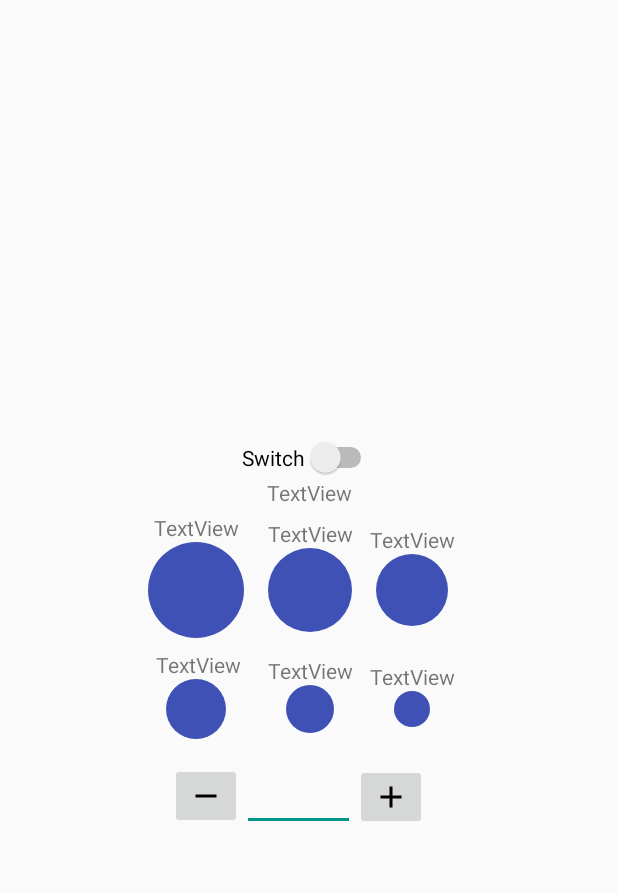
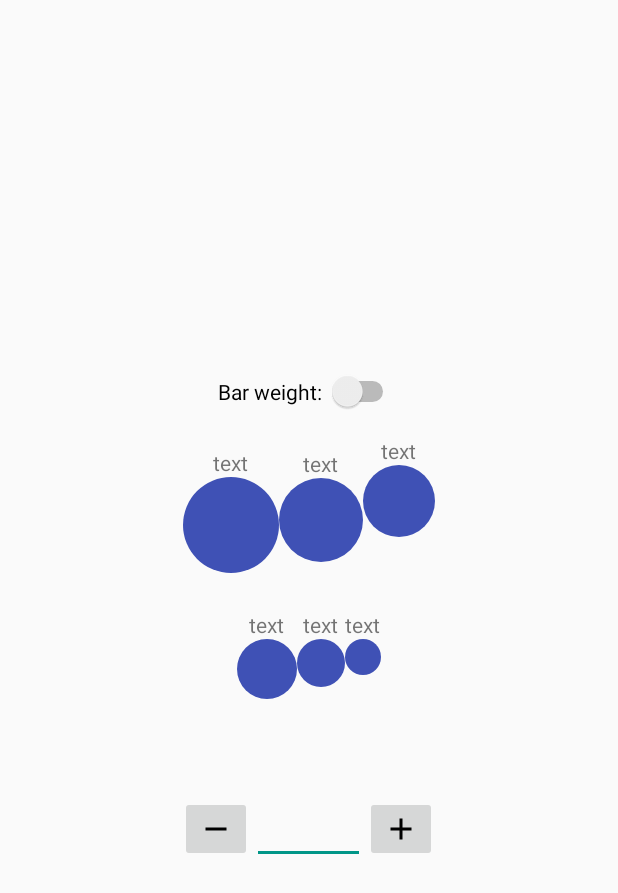
Before and after one commit to jasonctoms/GymStat, an Android app: the layout plate_calc_dialog.xml on its own in the app's theme, with its tools: preview values and no code run, on a phone screen of 412 x 824 dp. Shown: the top 893 px of the screen. Run offline under Robolectric (Android 15) with nearby library versions, the phone set to English and light mode, and no system bars.

Commit message:
Added onTextListener so the plate calc dialog actually works.  I also made it even uglier.

```diff
--- a/app/src/main/java/com/apps/straightface/gymstat/Views/PlateCalcDialog.java
+++ b/app/src/main/java/com/apps/straightface/gymstat/Views/PlateCalcDialog.java
@@ -2,8 +2,9 @@ package com.apps.straightface.gymstat.Views;
 
 import android.app.Dialog;
 import android.content.Context;
+import android.content.SharedPreferences;
 import android.os.Bundle;
-import android.view.View;
+import android.preference.PreferenceManager;
 import android.widget.EditText;
 import android.widget.ImageButton;
 import android.widget.Switch;
@@ -13,6 +14,7 @@ import com.apps.straightface.gymstat.R;
 
 import butterknife.BindView;
 import butterknife.ButterKnife;
+import butterknife.OnTextChanged;
 
 
 public class PlateCalcDialog extends Dialog
@@ -29,15 +31,38 @@ public class PlateCalcDialog extends Dialog
     @BindView(R.id.plate4_title) TextView plate4Title;
     @BindView(R.id.plate5_title) TextView plate5Title;
     @BindView(R.id.plate6_title) TextView plate6Title;
-    @BindView(R.id.bar_type) TextView barTypeText;
     @BindView(R.id.bar_type_switch) Switch barTypeSwitch;
     @BindView(R.id.wanted_plate_weight) EditText wantedWeight;
     @BindView(R.id.increment_plate_weight) ImageButton incrementWeightButton;
     @BindView(R.id.decrement_plate_weight) ImageButton decrementWeightButton;
 
-    public PlateCalcDialog(Context context)
+    private int mNumOfPlate1 = 0;
+    private int mNumOfPlate2 = 0;
+    private int mNumOfPlate3 = 0;
+    private int mNumOfPlate4 = 0;
+    private int mNumOfPlate5 = 0;
+    private int mNumOfPlate6 = 0;
+    private int mBarWeight;
+    private Context mContext;
+    PlateCalcDialog(Context context)
     {
         super(context);
+        mContext = context;
+    }
+
+    @OnTextChanged(value = R.id.wanted_plate_weight,
+            callback = OnTextChanged.Callback.TEXT_CHANGED)
+    void onTextChanged(CharSequence text)
+    {
+        String weightString = text.toString();
+        double weight;
+        if(weightString.isEmpty())
+            updatePlateViews(0, 0, 0, 0, 0, 0);
+        else
+        {
+            weight = Double.parseDouble(weightString);
+            calculatePlates(weight);
+        }
     }
 
     @Override
@@ -47,103 +72,79 @@ public class PlateCalcDialog extends Dialog
         setContentView(R.layout.plate_calc_dialog);
         ButterKnife.bind(this);
 
-        incrementWeightButton.setOnClickListener(new View.OnClickListener()
-        {
-            @Override
-            public void onClick(View view)
-            {
-                calculatePlates();
-            }
-        });
+        updatePlateViews(mNumOfPlate1, mNumOfPlate2, mNumOfPlate3, mNumOfPlate4, mNumOfPlate5, mNumOfPlate6);
+
+        SharedPreferences prefs = PreferenceManager.getDefaultSharedPreferences(mContext);
+        String units = prefs.getString("weight_units", "Pounds");
+        if(units.equals("Kilograms"))
+            setPlateTitles("25kg", "20kg", "15kg", "10kg", "5kg", "2.5kg");
+        else if (units.equals("Pounds"))
+            setPlateTitles("45lbs", "35lbs", "25lbs", "10lbs", "5lbs", "2.5lbs");
     }
 
     /*this method calculates how many of each plate is required for the given
     weight, and calls to set all of the views appropriately*/
-    private void calculatePlates()
+    private void calculatePlates(double enteredWeight)
     {
-        int numOfPlate1 = 0;
-        int numOfPlate2 = 0;
-        int numOfPlate3 = 0;
-        int numOfPlate4 = 0;
-        int numOfPlate5 = 0;
-        int numOfPlate6 = 0;
+        if(enteredWeight <= 45)
+            resetPlateViews();
 
-        //Chris write some logic here
-        //Let me know if you find a more eloquent way to do this other than sooo many while loops.
-        double enteredWeight = 360; //Test for the thing. Need to implement the user input.
         double newWeight;
 
         newWeight = (enteredWeight - 45) / 2; //removing weight of bar from entered value and breaking into 2 sides of bar
 
         while(newWeight >= 45)
         {
-            numOfPlate1++;
+            mNumOfPlate1++;
             newWeight = newWeight - 45;
-
             if (newWeight <= 0)
-            {
                 break;
-            }
         }
 
         while(newWeight >= 35 )
         {
-            numOfPlate2++;
+            mNumOfPlate2++;
             newWeight = newWeight - 35;
-
             if (newWeight <= 0)
-            {
                 break;
-            }
         }
 
         while(newWeight >= 25 )
         {
-            numOfPlate3++;
+            mNumOfPlate3++;
             newWeight = newWeight - 25;
-
             if (newWeight <= 0)
-            {
                 break;
-            }
         }
 
         while(newWeight >= 10)
         {
-            numOfPlate4++;
+            mNumOfPlate4++;
             newWeight = newWeight - 10;
-
             if (newWeight <= 0)
-            {
                 break;
-            }
         }
 
         while(newWeight >= 5)
         {
-            numOfPlate5++;
+            mNumOfPlate5++;
             newWeight = newWeight - 5;
-
             if (newWeight <= 0)
-            {
                 break;
-            }
         }
 
         while(newWeight >= 2.5)
         {
-            numOfPlate6++;
+            mNumOfPlate6++;
             newWeight = newWeight - 2.5;
+            if (newWeight <= 0)
+                break;
+        }
 
-            if (newWeight <= 0)
-            {
-                break;
-            }
-        }
-        //When updated, these will be the number of plates needed *on each side*
-        updatePlateViews(numOfPlate1, numOfPlate2, numOfPlate3, numOfPlate4, numOfPlate5, numOfPlate6);
+        updatePlateViews(mNumOfPlate1, mNumOfPlate2, mNumOfPlate3, mNumOfPlate4, mNumOfPlate5, mNumOfPlate6);
     }
 
+    //When updated, these will be the number of plates needed *on each side*
     private void updatePlateViews(int n1, int n2, int n3, int n4, int n5, int n6)
     {
         plate1.setText(Integer.toString(n1));
@@ -153,4 +154,26 @@ public class PlateCalcDialog extends Dialog
         plate5.setText(Integer.toString(n5));
         plate6.setText(Integer.toString(n6));
     }
+
+    private void resetPlateViews()
+    {
+        mNumOfPlate1 = 0;
+        mNumOfPlate2 = 0;
+        mNumOfPlate3 = 0;
+        mNumOfPlate4 = 0;
+        mNumOfPlate5 = 0;
+        mNumOfPlate6 = 0;
+        updatePlateViews(0, 0, 0, 0, 0, 0);
+    }
+
+    private void setPlateTitles(String n1, String n2, String n3, String n4, String n5, String n6)
+    {
+        plate1Title.setText(n1);
+        plate2Title.setText(n2);
+        plate3Title.setText(n3);
+        plate4Title.setText(n4);
+        plate5Title.setText(n5);
+        plate6Title.setText(n6);
+
+    }
 }
--- a/app/src/main/res/layout/plate_calc_dialog.xml
+++ b/app/src/main/res/layout/plate_calc_dialog.xml
@@ -1,194 +1,205 @@
 <?xml version="1.0" encoding="utf-8"?>
-<android.support.constraint.ConstraintLayout
+<LinearLayout
     xmlns:android="http://schemas.android.com/apk/res/android"
     xmlns:app="http://schemas.android.com/apk/res-auto"
     xmlns:tools="http://schemas.android.com/tools"
     android:layout_width="match_parent"
-    android:layout_height="match_parent">
+    android:layout_height="match_parent"
+    android:orientation="vertical"
+    android:padding="16dp"
+    android:gravity="center">
 
     <Switch
-        android:text="Switch"
+        android:id="@+id/bar_type_switch"
         android:layout_width="wrap_content"
         android:layout_height="wrap_content"
-        android:id="@+id/bar_type_switch"
+        android:layout_marginEnd="16dp"
         android:layout_marginStart="16dp"
-        app:layout_constraintLeft_toLeftOf="parent"
-        android:layout_marginEnd="16dp"
-        app:layout_constraintRight_toRightOf="parent"
-        app:layout_constraintBottom_toTopOf="@+id/bar_type"
-        />
+        android:layout_marginTop="16dp"
+        android:text="Bar weight: "/>
+
+    <LinearLayout
+        android:id="@+id/top_plates"
+        android:layout_width="wrap_content"
+        android:layout_height="100dp"
+        android:orientation="horizontal"
+        android:layout_marginTop="16dp"
+        >
+
+        <LinearLayout
+            android:id="@+id/plate1_layout"
+            android:layout_width="wrap_content"
+            android:layout_height="wrap_content"
+            android:orientation="vertical"
+            android:gravity="center_horizontal"
+            android:layout_gravity="center_vertical">
 
             <TextView
-        android:text="TextView"
+                android:id="@+id/plate1_title"
                 android:layout_width="wrap_content"
                 android:layout_height="wrap_content"
-        android:id="@+id/bar_type"
-        app:layout_constraintLeft_toLeftOf="@+id/bar_type_switch"
-        app:layout_constraintRight_toRightOf="@+id/bar_type_switch"
-        app:layout_constraintBottom_toTopOf="@+id/plate2_title"
-        android:layout_marginBottom="8dp"/>
+                android:text="text"/>
 
             <TextView
-        android:text="TextView"
+                android:id="@+id/plate1"
+                android:layout_width="64dp"
+                android:layout_height="64dp"
+                android:background="@drawable/circle1"
+                android:gravity="center"
+                android:textColor="@android:color/white"/>
+        </LinearLayout>
+
+        <LinearLayout
+            android:id="@+id/plate2_layout"
             android:layout_width="wrap_content"
             android:layout_height="wrap_content"
-        android:id="@+id/plate1_title"
-        app:layout_constraintBottom_toTopOf="@+id/plate1"
-        app:layout_constraintLeft_toLeftOf="@+id/plate1"
-        app:layout_constraintRight_toRightOf="@+id/plate1"/>
+            android:orientation="vertical"
+            android:gravity="center_horizontal"
+            android:layout_gravity="bottom">
 
             <TextView
-        android:text="TextView"
+                android:id="@+id/plate2_title"
                 android:layout_width="wrap_content"
                 android:layout_height="wrap_content"
-        android:id="@+id/plate2_title"
-        app:layout_constraintBottom_toTopOf="@+id/plate2"
-        app:layout_constraintLeft_toLeftOf="@+id/plate2"
-        app:layout_constraintRight_toRightOf="@+id/plate2"/>
+                android:text="text"/>
 
             <TextView
-        android:text="TextView"
+                android:id="@+id/plate2"
+                android:layout_width="56dp"
+                android:layout_height="56dp"
+                android:layout_marginBottom="16dp"
+                android:background="@drawable/circle2"
+                android:gravity="center"
+                android:textColor="@android:color/white"/>
+
+        </LinearLayout>
+
+        <LinearLayout
+            android:id="@+id/plate3_layout"
             android:layout_width="wrap_content"
             android:layout_height="wrap_content"
-        android:id="@+id/plate3_title"
-        app:layout_constraintLeft_toLeftOf="@+id/plate3"
-        app:layout_constraintRight_toRightOf="@+id/plate3"
-        app:layout_constraintBottom_toTopOf="@+id/plate3"/>
+            android:orientation="vertical"
+            android:gravity="center_horizontal"
+            >
 
             <TextView
-        android:layout_width="64dp"
-        android:layout_height="64dp"
-        android:id="@+id/plate1"
-        android:background="@drawable/circle1"
-        android:gravity="center"
-        android:textColor="@android:color/white"
-        app:layout_constraintRight_toLeftOf="@+id/plate2"
-        android:layout_marginEnd="16dp"
-        app:layout_constraintBottom_toTopOf="@+id/plate4_title"
-        android:layout_marginBottom="8dp"/>
+                android:id="@+id/plate3_title"
+                android:layout_width="wrap_content"
+                android:layout_height="wrap_content"
+                android:text="text"/>
 
             <TextView
-        android:layout_width="56dp"
-        android:layout_height="56dp"
-        android:id="@+id/plate2"
-        android:background="@drawable/circle2"
-        android:gravity="center"
-        android:textColor="@android:color/white"
-        app:layout_constraintBottom_toBottomOf="@+id/plate1"
-        app:layout_constraintTop_toTopOf="@+id/plate1"
-        app:layout_constraintLeft_toLeftOf="@+id/bar_type"
-        app:layout_constraintRight_toRightOf="@+id/bar_type"/>
-
-    <TextView
+                android:id="@+id/plate3"
                 android:layout_width="48dp"
                 android:layout_height="48dp"
-        android:id="@+id/plate3"
                 android:background="@drawable/circle3"
                 android:gravity="center"
                 android:textColor="@android:color/white"
-        app:layout_constraintTop_toTopOf="@+id/plate2"
-        app:layout_constraintBottom_toBottomOf="@+id/plate2"
-        android:layout_marginStart="16dp"
-        app:layout_constraintLeft_toRightOf="@+id/plate2"/>
+                />
+
+        </LinearLayout>
+    </LinearLayout>
+
+    <LinearLayout
+        android:id="@+id/bottom_plates"
+        android:layout_width="wrap_content"
+        android:layout_height="100dp"
+        android:orientation="horizontal"
+        android:layout_marginTop="16dp"
+        android:layout_marginBottom="24dp">
+
+        <LinearLayout
+            android:id="@+id/plate4_layout"
+            android:layout_width="wrap_content"
+            android:layout_height="wrap_content"
+            android:orientation="vertical"
+            android:gravity="center_horizontal">
 
             <TextView
-        android:text="TextView"
+                android:id="@+id/plate4_title"
                 android:layout_width="wrap_content"
                 android:layout_height="wrap_content"
-        android:id="@+id/plate4_title"
-        app:layout_constraintBottom_toTopOf="@+id/plate4"
-        app:layout_constraintLeft_toLeftOf="@+id/plate4"
-        app:layout_constraintRight_toRightOf="@+id/plate4"
-        app:layout_constraintHorizontal_bias="0.41"/>
+                android:text="text"/>
 
             <TextView
-        android:text="TextView"
+                android:id="@+id/plate4"
+                android:layout_width="40dp"
+                android:layout_height="40dp"
+                android:background="@drawable/circle4"
+                android:gravity="center"
+                android:textColor="@android:color/white"/>
+        </LinearLayout>
+
+        <LinearLayout
+            android:id="@+id/plate5_layout"
             android:layout_width="wrap_content"
             android:layout_height="wrap_content"
-        android:id="@+id/plate5_title"
-        app:layout_constraintBottom_toTopOf="@+id/plate5"
-        app:layout_constraintLeft_toLeftOf="@+id/plate5"
-        app:layout_constraintRight_toRightOf="@+id/plate5"
-        />
+            android:orientation="vertical"
+            android:gravity="center_horizontal">
 
             <TextView
-        android:text="TextView"
+                android:id="@+id/plate5_title"
                 android:layout_width="wrap_content"
                 android:layout_height="wrap_content"
-        android:id="@+id/plate6_title"
-        app:layout_constraintBottom_toTopOf="@+id/plate6"
-        app:layout_constraintLeft_toLeftOf="@+id/plate6"
-        app:layout_constraintRight_toRightOf="@+id/plate6"/>
+                android:text="text"/>
 
             <TextView
-        android:layout_width="40dp"
-        android:layout_height="40dp"
-        android:id="@+id/plate4"
-        android:background="@drawable/circle4"
+                android:id="@+id/plate5"
+                android:layout_width="32dp"
+                android:layout_height="32dp"
+                android:background="@drawable/circle5"
                 android:gravity="center"
-        android:textColor="@android:color/white"
-        app:layout_constraintLeft_toLeftOf="@+id/plate1"
-        app:layout_constraintRight_toRightOf="@+id/plate1"
-        app:layout_constraintBottom_toTopOf="@+id/decrement_plate_weight"
-        android:layout_marginBottom="16dp"/>
+                android:textColor="@android:color/white"/>
+        </LinearLayout>
+
+        <LinearLayout
+            android:id="@+id/plate6_layout"
+            android:layout_width="wrap_content"
+            android:layout_height="wrap_content"
+            android:orientation="vertical"
+            android:gravity="center_horizontal">
 
             <TextView
-        android:layout_width="32dp"
-        android:layout_height="32dp"
-        android:id="@+id/plate5"
-        android:background="@drawable/circle5"
-        android:gravity="center"
-        android:textColor="@android:color/white"
-        app:layout_constraintTop_toBottomOf="@+id/plate4_title"
-        app:layout_constraintLeft_toLeftOf="@+id/plate2"
-        app:layout_constraintRight_toRightOf="@+id/plate2"
-        app:layout_constraintBottom_toBottomOf="@+id/plate4"/>
+                android:id="@+id/plate6_title"
+                android:layout_width="wrap_content"
+                android:layout_height="wrap_content"
+                android:text="text"/>
 
             <TextView
+                android:id="@+id/plate6"
                 android:layout_width="24dp"
                 android:layout_height="24dp"
-        android:id="@+id/plate6"
                 android:background="@drawable/circle6"
                 android:gravity="center"
-        android:textColor="@android:color/white"
-        app:layout_constraintRight_toRightOf="@+id/plate3"
-        app:layout_constraintLeft_toLeftOf="@+id/plate3"
-        app:layout_constraintBottom_toBottomOf="@+id/plate5"
-        app:layout_constraintTop_toTopOf="@+id/plate5"/>
+                android:textColor="@android:color/white"/>
+
+
+        </LinearLayout>
+    </LinearLayout>
+
+    <LinearLayout
+        android:layout_width="wrap_content"
+        android:layout_height="wrap_content"
+        android:orientation="horizontal">
+
+        <ImageButton
+            android:id="@+id/decrement_plate_weight"
+            android:layout_width="wrap_content"
+            android:layout_height="wrap_content"
+            app:srcCompat="@drawable/ic_subtract"/>
 
         <EditText
-        android:layout_height="wrap_content"
-        android:inputType="number"
-        android:ems="10"
             android:id="@+id/wanted_plate_weight"
             android:layout_width="75dp"
-        app:layout_constraintLeft_toLeftOf="@+id/plate4"
-        app:layout_constraintRight_toRightOf="@+id/plate6"
-        app:layout_constraintBottom_toBottomOf="parent"
+            android:layout_height="wrap_content"
             android:layout_marginBottom="16dp"
-        android:layout_marginTop="16dp"
-        app:layout_constraintTop_toTopOf="parent"
-        app:layout_constraintVertical_bias="0.65999997"/>
+            android:ems="10"
+            android:inputType="number"/>
 
         <ImageButton
+            android:id="@+id/increment_plate_weight"
             android:layout_width="wrap_content"
             android:layout_height="wrap_content"
-        app:srcCompat="@drawable/ic_subtract"
-        android:id="@+id/decrement_plate_weight"
-        app:layout_constraintTop_toTopOf="@+id/wanted_plate_weight"
-        app:layout_constraintBottom_toBottomOf="@+id/wanted_plate_weight"
-        app:layout_constraintVertical_bias="0.0"
-        app:layout_constraintRight_toLeftOf="@+id/wanted_plate_weight"
-        />
-
-    <ImageButton
-        android:layout_width="wrap_content"
-        android:layout_height="wrap_content"
-        app:srcCompat="@drawable/ic_add_black"
-        android:id="@+id/increment_plate_weight"
-        app:layout_constraintTop_toTopOf="@+id/wanted_plate_weight"
-        app:layout_constraintBottom_toBottomOf="@+id/wanted_plate_weight"
-        app:layout_constraintLeft_toRightOf="@+id/wanted_plate_weight"
-        android:onClick="calculatePlates" />
-
-</android.support.constraint.ConstraintLayout>
+            app:srcCompat="@drawable/ic_add_black"/>
+    </LinearLayout>
+</LinearLayout>
```
Lines whose indentation alone changed are shown as unchanged.
